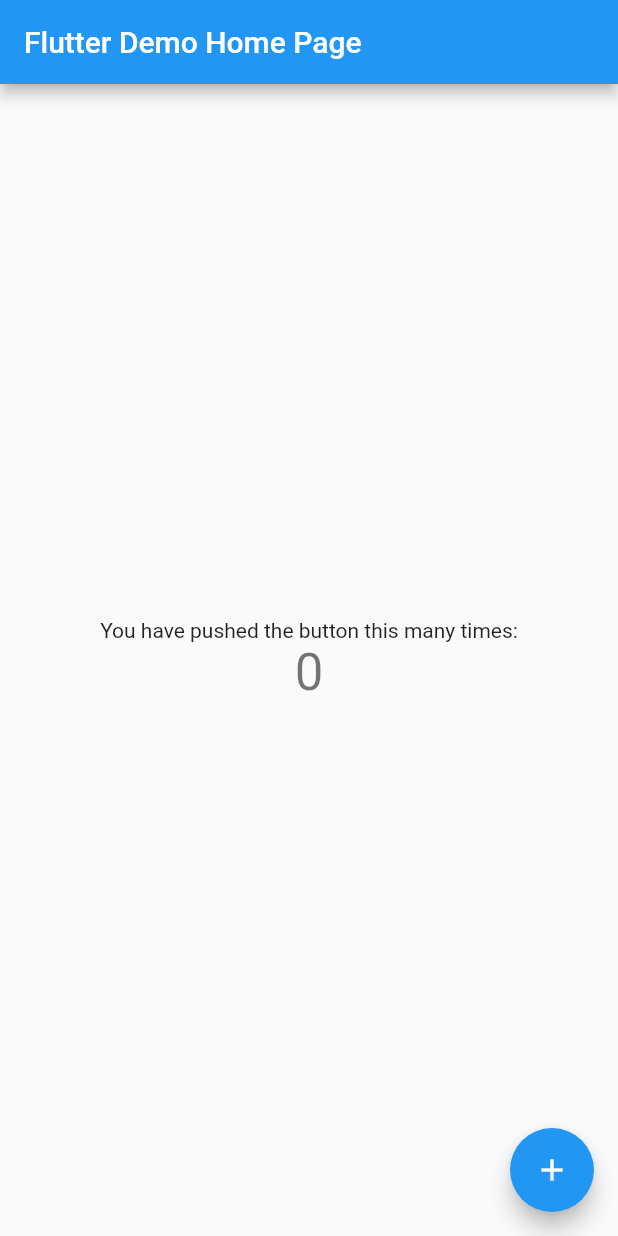
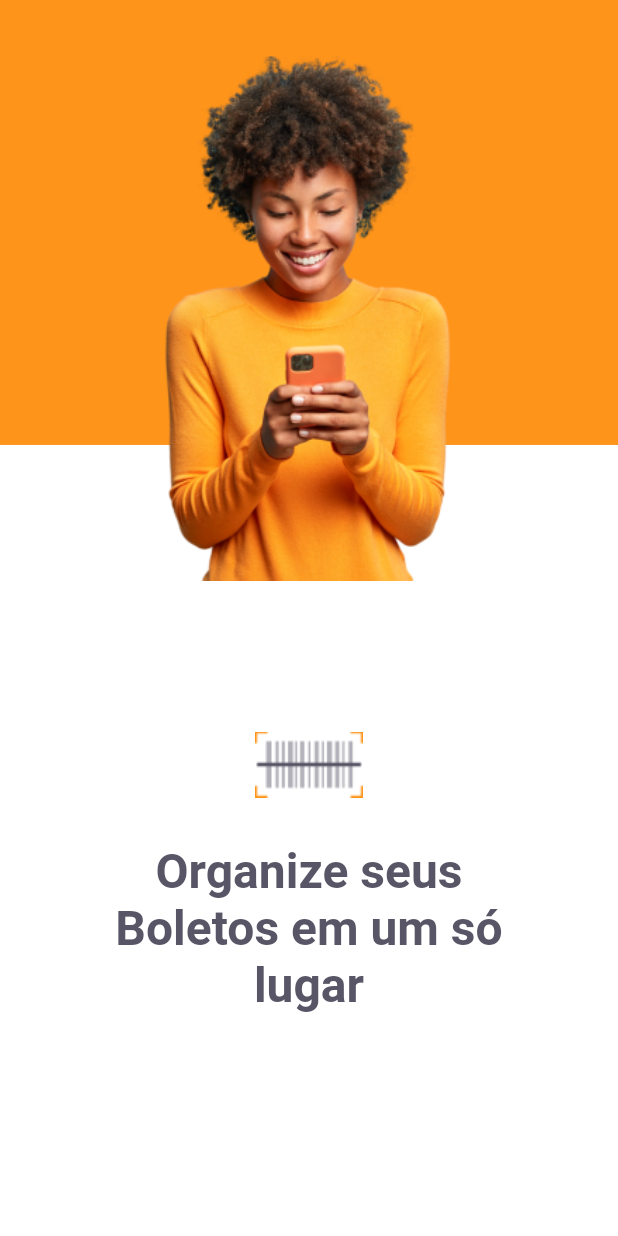
Before and after one commit to danubiobwm/payflow_flutter, a Flutter app: the screen it shows after launch, on a phone screen of 412 x 824 dp. Run offline on Flutter 3.47's test engine with Material 2 defaults, Android fonts, the phone set to English and light mode, and no system bars; our stand-ins replace google_fonts.

Commit message:
ButtonLogin

```diff
--- a/lib/main.dart
+++ b/lib/main.dart
@@ -1,4 +1,8 @@
 import 'package:flutter/material.dart';
+import 'package:payflow/shared/themes/appcolors.dart';
+
+import 'modules/login/login_page.dart';
+//import 'modules/splash/splash_page.dart';
 
 void main() {
   runApp(MyApp());
@@ -9,109 +13,11 @@ class MyApp extends StatelessWidget {
   @override
   Widget build(BuildContext context) {
     return MaterialApp(
-      title: 'Flutter Demo',
+      title: 'Pay Flow',
       theme: ThemeData(
-        // This is the theme of your application.
-        //
-        // Try running your application with "flutter run". You'll see the
-        // application has a blue toolbar. Then, without quitting the app, try
-        // changing the primarySwatch below to Colors.green and then invoke
-        // "hot reload" (press "r" in the console where you ran "flutter run",
-        // or simply save your changes to "hot reload" in a Flutter IDE).
-        // Notice that the counter didn't reset back to zero; the application
-        // is not restarted.
-        primarySwatch: Colors.blue,
-        // This makes the visual density adapt to the platform that you run
-        // the app on. For desktop platforms, the controls will be smaller and
-        // closer together (more dense) than on mobile platforms.
-        visualDensity: VisualDensity.adaptivePlatformDensity,
+        primaryColor: AppColors.primary,
       ),
-      home: MyHomePage(title: 'Flutter Demo Home Page'),
+      home: LoginPage(),
     );
   }
 }
-
-class MyHomePage extends StatefulWidget {
-  MyHomePage({Key key, this.title}) : super(key: key);
-
-  // This widget is the home page of your application. It is stateful, meaning
-  // that it has a State object (defined below) that contains fields that affect
-  // how it looks.
-
-  // This class is the configuration for the state. It holds the values (in this
-  // case the title) provided by the parent (in this case the App widget) and
-  // used by the build method of the State. Fields in a Widget subclass are
-  // always marked "final".
-
-  final String title;
-
-  @override
-  _MyHomePageState createState() => _MyHomePageState();
-}
-
-class _MyHomePageState extends State<MyHomePage> {
-  int _counter = 0;
-
-  void _incrementCounter() {
-    setState(() {
-      // This call to setState tells the Flutter framework that something has
-      // changed in this State, which causes it to rerun the build method below
-      // so that the display can reflect the updated values. If we changed
-      // _counter without calling setState(), then the build method would not be
-      // called again, and so nothing would appear to happen.
-      _counter++;
-    });
-  }
-
-  @override
-  Widget build(BuildContext context) {
-    // This method is rerun every time setState is called, for instance as done
-    // by the _incrementCounter method above.
-    //
-    // The Flutter framework has been optimized to make rerunning build methods
-    // fast, so that you can just rebuild anything that needs updating rather
-    // than having to individually change instances of widgets.
-    return Scaffold(
-      appBar: AppBar(
-        // Here we take the value from the MyHomePage object that was created by
-        // the App.build method, and use it to set our appbar title.
-        title: Text(widget.title),
-      ),
-      body: Center(
-        // Center is a layout widget. It takes a single child and positions it
-        // in the middle of the parent.
-        child: Column(
-          // Column is also a layout widget. It takes a list of children and
-          // arranges them vertically. By default, it sizes itself to fit its
-          // children horizontally, and tries to be as tall as its parent.
-          //
-          // Invoke "debug painting" (press "p" in the console, choose the
-          // "Toggle Debug Paint" action from the Flutter Inspector in Android
-          // Studio, or the "Toggle Debug Paint" command in Visual Studio Code)
-          // to see the wireframe for each widget.
-          //
-          // Column has various properties to control how it sizes itself and
-          // how it positions its children. Here we use mainAxisAlignment to
-          // center the children vertically; the main axis here is the vertical
-          // axis because Columns are vertical (the cross axis would be
-          // horizontal).
-          mainAxisAlignment: MainAxisAlignment.center,
-          children: <Widget>[
-            Text(
-              'You have pushed the button this many times:',
-            ),
-            Text(
-              '$_counter',
-              style: Theme.of(context).textTheme.headline4,
-            ),
-          ],
-        ),
-      ),
-      floatingActionButton: FloatingActionButton(
-        onPressed: _incrementCounter,
-        tooltip: 'Increment',
-        child: Icon(Icons.add),
-      ), // This trailing comma makes auto-formatting nicer for build methods.
-    );
-  }
-}
--- /dev/null
+++ b/lib/modules/login/login_page.dart
@@ -0,0 +1,56 @@
+import 'package:flutter/material.dart';
+import 'package:payflow/shared/themes/app_images.dart';
+import 'package:payflow/shared/themes/app_text_styles.dart';
+import 'package:payflow/shared/themes/appcolors.dart';
+
+class LoginPage extends StatefulWidget {
+  //LoginPage({Key? key}) : super(key: key);
+
+  @override
+  _LoginPageState createState() => _LoginPageState();
+}
+
+class _LoginPageState extends State<LoginPage> {
+  @override
+  Widget build(BuildContext context) {
+    final size = MediaQuery.of(context).size;
+    return Scaffold(
+        backgroundColor: AppColors.background,
+        body: Container(
+          width: size.width,
+          height: size.height,
+          child: Stack(children: [
+            Container(
+              width: size.width,
+              height: size.height * 0.36,
+              color: AppColors.primary,
+            ),
+            Positioned(
+                top: 37,
+                left: 0,
+                right: 0,
+                child: Image.asset(AppImages.person, width: 208, height: 350)),
+            Positioned(
+                bottom: size.height * 0.18,
+                left: 0,
+                right: 0,
+                child: Column(
+                  mainAxisAlignment: MainAxisAlignment.center,
+                  crossAxisAlignment: CrossAxisAlignment.center,
+                  children: [
+                    Image.asset(AppImages.logomini),
+                    Padding(
+                      padding:
+                          const EdgeInsets.only(top: 30, left: 70, right: 70),
+                      child: Text(
+                        "Organize seus Boletos em um só lugar",
+                        textAlign: TextAlign.center,
+                        style: TextStyles.titleHome,
+                      ),
+                    ),
+                  ],
+                ))
+          ]),
+        ));
+  }
+}
--- a/lib/shared/themes/app_text_styles.dart
+++ b/lib/shared/themes/app_text_styles.dart
@@ -2,7 +2,7 @@ import 'appcolors.dart';
 import 'package:flutter/material.dart';
 import 'package:google_fonts/google_fonts.dart';
 
-class AppTextStyles {
+class TextStyles {
   static final titleHome = GoogleFonts.lexendDeca(
     fontSize: 32,
     fontWeight: FontWeight.w600,
```
Also changed, not shown: lib/modules/splash/splash_page.dart (added, +17 -0 lines), lib/shared/widgets/social_login/social_login_button.dart (added, +61 -0 lines), 8 other files.
